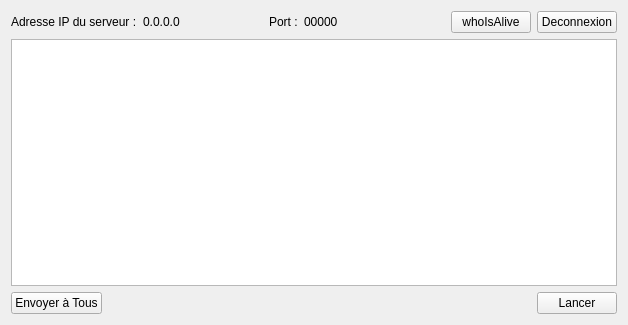
Before: the Qt Designer form Serveur.ui in ErwanBaud/4DProject-srv, drawn with Qt 5.
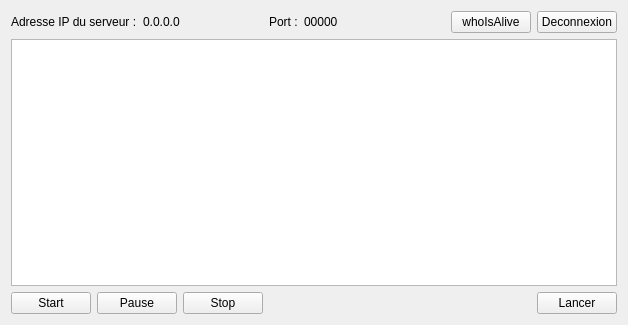
After: the same form once the commit is applied. Icons and pictures are not drawn.

Commit message:
Gestion des threads clients (start, pause, stop)
Ajout de 3 boutons pour start, pause et stop les calculs dans les
clients.

The edit to the form file:
```diff
--- a/Serveur.ui
+++ b/Serveur.ui
@@ -93,9 +93,23 @@
    <item>
     <layout class="QHBoxLayout" name="horizontalLayout_2">
      <item>
-      <widget class="QPushButton" name="boutonSend">
+      <widget class="QPushButton" name="boutonStart">
        <property name="text">
-        <string>Envoyer à Tous</string>
+        <string>Start</string>
+       </property>
+      </widget>
+     </item>
+     <item>
+      <widget class="QPushButton" name="boutonPause">
+       <property name="text">
+        <string>Pause</string>
+       </property>
+      </widget>
+     </item>
+     <item>
+      <widget class="QPushButton" name="boutonStop">
+       <property name="text">
+        <string>Stop</string>
        </property>
       </widget>
      </item>
@@ -113,7 +127,7 @@
       </spacer>
      </item>
      <item>
-      <widget class="QPushButton" name="boutonStart">
+      <widget class="QPushButton" name="boutonLancer">
        <property name="text">
         <string>Lancer</string>
        </property>
```
The commit also changes 4 other files.
